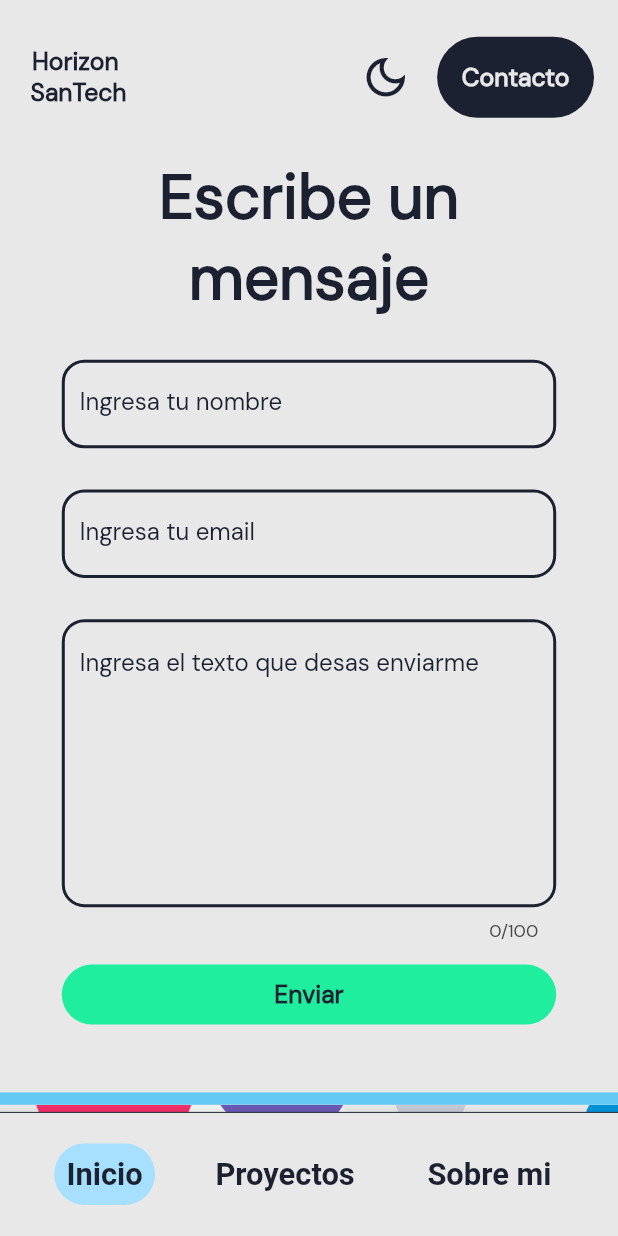
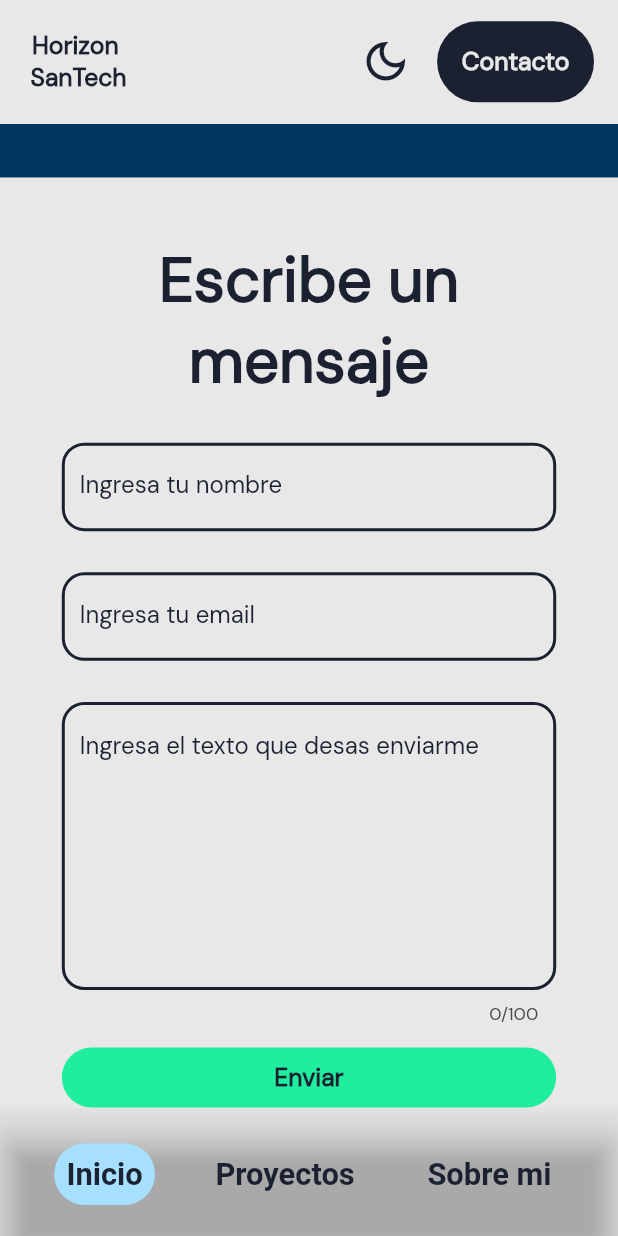
Before and after one commit to SanRM/Portafolio-flutter, a Flutter app: the screen it shows after launch, after a tap on "Contacto", on a phone screen of 412 x 824 dp. Run offline on Flutter 3.47's test engine with Material 2 defaults, Android fonts, the phone set to English and light mode, and no system bars; our stand-ins replace blur, cloud_firestore, firebase_core, lottie, simple_gradient_text; accounts and stored records are empty.

Commit message:
mobile dynamic systemOverlayStyle

```diff
--- a/lib/main.dart
+++ b/lib/main.dart
@@ -27,6 +27,7 @@
 
   @override
   Widget build(BuildContext context) {
+
     bool isDarkMode = context.watch<ThemeProvider>().isDarkMode;
 
     return MaterialApp(
--- a/lib/screens/Mobile/mobile.dart
+++ b/lib/screens/Mobile/mobile.dart
@@ -1,4 +1,5 @@
 import 'package:flutter/material.dart';
+import 'package:flutter/services.dart';
 import 'package:portafolio/Responsive/responsive.dart';
 import 'package:portafolio/styles/styles.dart';
 import 'package:portafolio/screens/Mobile/widgets/initial_information.dart';
@@ -26,8 +27,12 @@
   double currentPage = 1;
 
   AppBar buildAppBar() {
+    bool isDarkMode = context.watch<ThemeProvider>().isDarkMode;
     return AppBar(
-      toolbarHeight: Responsive(context: context).getDeviceHeight() / 8,
+      systemOverlayStyle:
+          isDarkMode ? SystemUiOverlayStyle.light : SystemUiOverlayStyle.dark,
+      backgroundColor: Colors.transparent,
+      toolbarHeight: Responsive(context: context).getDeviceHeight() / 10,
       elevation: 0,
       title: buildAppBarTitle(),
     );
@@ -59,6 +64,7 @@
       textAlign: TextAlign.center,
       overflow: TextOverflow.visible,
       style: TextStyle(
+        color: Theme.of(context).colorScheme.onPrimary,
         fontFamily: principalFontFamily,
         fontSize: Responsive(context: context).getDeviceWidth() / 25,
         fontWeight: FontWeight.bold,
@@ -74,7 +80,8 @@
         mainAxisAlignment: MainAxisAlignment.spaceAround,
         children: [
           Tooltip(
-            message: isDarkMode ? 'Cambiar a modo claro' : 'Cambiar a modo oscuro',
+            message:
+                isDarkMode ? 'Cambiar a modo claro' : 'Cambiar a modo oscuro',
             decoration: BoxDecoration(
               gradient: LinearGradient(colors: [
                 Color.fromARGB(255, 7, 196, 230),
@@ -107,7 +114,7 @@
       customBorder: CircleBorder(),
       onTap: () {
         setState(() {
-          currentPage = 1.05;
+          currentPage = 1.07;
         });
         _scrollController.animateTo(
           _scrollController.position.maxScrollExtent / currentPage,
@@ -116,7 +123,8 @@
         );
       },
       child: Container(
-        padding: EdgeInsets.all(Responsive(context: context).getDeviceHeight() / 50),
+        padding:
+            EdgeInsets.all(Responsive(context: context).getDeviceHeight() / 50),
         decoration: BoxDecoration(
           borderRadius: BorderRadius.circular(borderRadiusPrimary),
           color: Theme.of(context).colorScheme.onPrimary,
@@ -163,21 +171,15 @@
         ),
       ),
       bottomNavigationBar: BottomAppBar(
+        color: Colors.transparent,
         height: Responsive(context: context).getDeviceHeight() / 10,
         child: Container(
-          decoration: BoxDecoration(
-            color: Theme.of(context).colorScheme.primary,
-            border: Border(
-              top: BorderSide(
-                width: 0,
-                color: Theme.of(context).colorScheme.onPrimary,
-              ),
-            ),
-          ),
           child: Row(
             mainAxisAlignment: MainAxisAlignment.spaceBetween,
             children: [
-              SizedBox(width: Responsive(context: context).getDeviceWidth() * sizedBoxWidth),
+              SizedBox(
+                  width: Responsive(context: context).getDeviceWidth() *
+                      sizedBoxWidth),
               buildBottomAppBarButton(
                 label: 'Inicio',
                 onPressed: () {
@@ -199,7 +201,7 @@
                 label: 'Proyectos',
                 onPressed: () {
                   setState(() {
-                    currentPage = 0.9;
+                    currentPage = 0.8;
                   });
                   _scrollController.animateTo(
                     currentPage * height,
@@ -216,20 +218,23 @@
                 label: 'Sobre mi',
                 onPressed: () {
                   setState(() {
-                    currentPage = 1;
+                    currentPage = 1.9;
                   });
                   _scrollController.animateTo(
-                    currentPage * height * 1.7,
+                    _scrollController.position.maxScrollExtent / currentPage,
                     duration: const Duration(milliseconds: 500),
                     curve: Curves.easeInOut,
                   );
+
                   _backgroundColorSelected1 = false;
                   _backgroundColorSelected2 = false;
                   _backgroundColorSelected3 = true;
                 },
                 isSelected: _backgroundColorSelected3,
               ),
-              SizedBox(width: Responsive(context: context).getDeviceWidth() * sizedBoxWidth)
+              SizedBox(
+                  width: Responsive(context: context).getDeviceWidth() *
+                      sizedBoxWidth)
             ],
           ),
         ),
@@ -244,11 +249,15 @@
   }) {
     return InkWell(
       onTap: onPressed,
+      splashColor: Color.fromARGB(66, 255, 255, 255),
+      highlightColor: Color.fromARGB(66, 255, 255, 255),
+      borderRadius: BorderRadius.circular(100),
       child: ClipRRect(
         borderRadius: BorderRadius.circular(25),
         child: Container(
           color: isSelected ? tertiary : null,
-          padding: EdgeInsets.symmetric(horizontal: Responsive(context: context).getDeviceWidth() / 50),
+          padding: EdgeInsets.symmetric(
+              horizontal: Responsive(context: context).getDeviceWidth() / 50),
           alignment: Alignment.center,
           height: Responsive(context: context).getDeviceHeight() / 20,
           child: Text(
```
Also changed, not shown: 1 other file.
